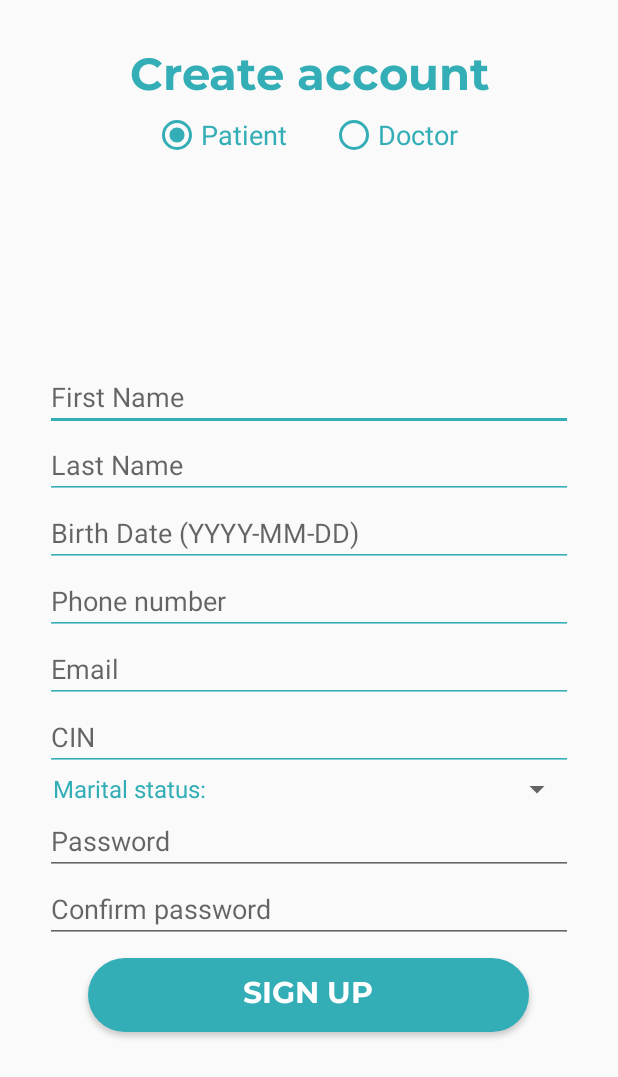
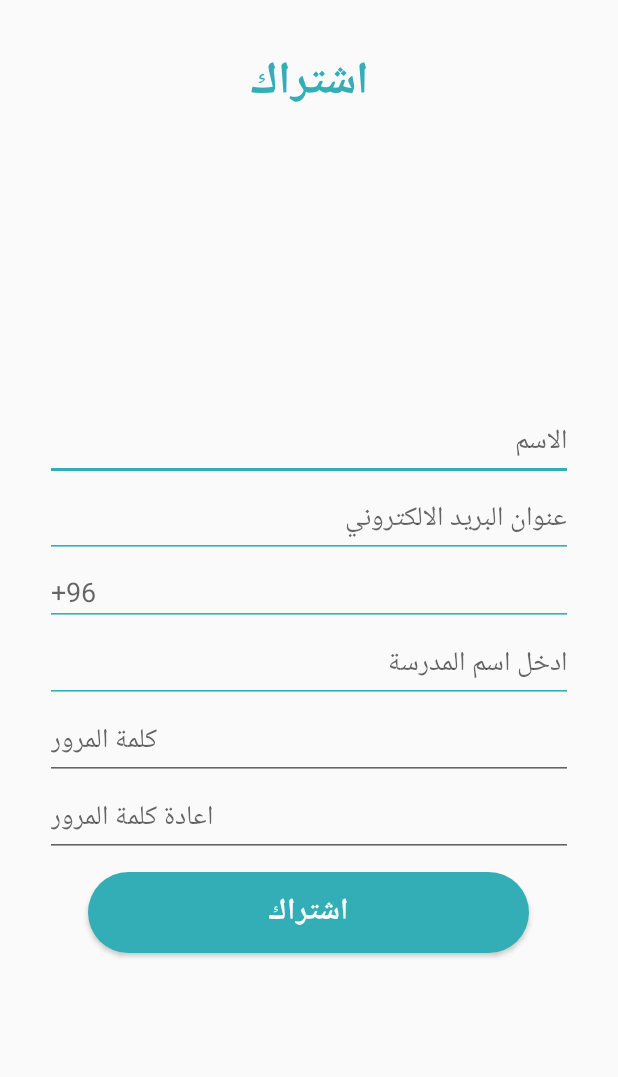
Before and after one commit to Nadoabdelaziz/HealthCareApp, an Android app: the CreateAccount screen opened directly, with no data from a screen before it, on a phone screen of 412 x 824 dp. Shown: the top 1077 px of the screen. Run offline under Robolectric (Android 15) with nearby library versions, the phone set to English and light mode, and no system bars; our stand-ins replace Firebase (no records; nobody signed in at launch, a user with empty details on screens opened directly); 2 statements that could not run were skipped.

Commit message:
layout login/register done

```diff
--- a/app/src/main/AndroidManifest.xml
+++ b/app/src/main/AndroidManifest.xml
@@ -17,9 +17,12 @@
         android:supportsRtl="true"
         android:theme="@style/AppTheme">
         <activity
+            android:name=".Pre_Login_Activity"
+            android:exported="false" />
+        <activity
             android:name=".DoctorUI.MyPatientMedicalFolderActivity"
             android:label="@string/title_activity_my_patient_medical_folder"
-            android:theme="@style/AppTheme.NoActionBar"></activity>
+            android:theme="@style/AppTheme.NoActionBar" />
         <activity android:name=".DoctorsBySpecialityActivity" />
         <activity
             android:name=".DoctorUI.DoctorAppointments"
--- a/app/src/main/java/com/example/healthcare/MainActivity.java
+++ b/app/src/main/java/com/example/healthcare/MainActivity.java
@@ -83,7 +83,8 @@ public class MainActivity extends AppCompatActivity {
                 @Override
                 public void onComplete(@NonNull Task<AuthResult> task) {
                     if (task.isSuccessful()) {
-                        ref = FirebaseDatabase.getInstance().getReference("Doctors");
+                        ref = FirebaseDatabase.getInstance().getReference("Teachers");
+//                        ref = FirebaseDatabase.getInstance().getReference("Doctors");
                         ref.addValueEventListener(new ValueEventListener() {
                             @Override
                             public void onDataChange(@NonNull DataSnapshot dataSnapshot) {
--- a/app/src/main/java/com/example/healthcare/SplashActivity.java
+++ b/app/src/main/java/com/example/healthcare/SplashActivity.java
@@ -16,7 +16,7 @@ public class SplashActivity extends AppCompatActivity {
         new Handler().postDelayed(new Runnable() {
             @Override
             public void run() {
-                Intent homeIntent = new Intent(SplashActivity.this, MainActivity.class);
+                Intent homeIntent = new Intent(SplashActivity.this, Pre_Login_Activity.class);
                 startActivity(homeIntent);
                 finish();
             }
--- /dev/null
+++ b/app/src/main/java/com/example/healthcare/models/Admin.java
@@ -0,0 +1,4 @@
+package com.example.healthcare.models;
+
+public class Admin {
+}
--- /dev/null
+++ b/app/src/main/java/com/example/healthcare/models/HealthPrompt.java
@@ -0,0 +1,4 @@
+package com.example.healthcare.models;
+
+public class HealthPrompt {
+}
--- a/app/src/main/res/layout/activity_create_account.xml
+++ b/app/src/main/res/layout/activity_create_account.xml
@@ -13,7 +13,7 @@
         android:layout_marginTop="30dp"
         android:fontFamily="@font/montserrat_bold"
         android:gravity="center"
-        android:text="Create account"
+        android:text="اشتراك"
         android:textColor="#33aeb6"
         android:textSize="30sp" />
     <RadioGroup
@@ -33,7 +33,8 @@
             android:textColor="#33aeb6"
             android:textSize="18sp"
             android:checked="true"
-            android:onClick="patientRegistration"
+            android:visibility="gone"
+        android:onClick="patientRegistration"
             />
 
         <RadioButton
@@ -45,7 +46,8 @@
             android:text="Doctor"
             android:textColor="#33aeb6"
             android:textSize="18sp"
-            android:onClick="doctorRegistration"/>
+            android:visibility="gone"
+        android:onClick="doctorRegistration"/>
     </RadioGroup>
 
 
@@ -65,8 +67,26 @@
             android:layout_width="match_parent"
             android:layout_height="wrap_content"
             android:ems="10"
-            android:hint="First Name"
+            android:hint="الاسم"
             android:inputType="textCapSentences"
+            android:backgroundTint="#33aeb6"/>
+
+        <EditText
+            android:id="@+id/patientEmail"
+            android:layout_width="match_parent"
+            android:layout_height="wrap_content"
+            android:ems="10"
+            android:hint="عنوان البريد الالكتروني"
+            android:inputType="textEmailAddress"
+            android:backgroundTint="#33aeb6"/>
+
+        <EditText
+            android:id="@+id/patientPhoneNumber"
+            android:layout_width="match_parent"
+            android:layout_height="wrap_content"
+            android:ems="10"
+            android:hint="+96"
+            android:inputType="phone"
             android:backgroundTint="#33aeb6"/>
 
         <EditText
@@ -74,7 +94,7 @@
             android:layout_width="match_parent"
             android:layout_height="wrap_content"
             android:ems="10"
-            android:hint="Last Name"
+            android:hint="ادخل اسم المدرسة"
             android:inputType="textCapSentences"
             android:backgroundTint="#33aeb6"/>
 
@@ -85,25 +105,12 @@
             android:ems="10"
             android:hint="Birth Date (YYYY-MM-DD)"
             android:backgroundTint="#33aeb6"
-           />
+            android:visibility="gone"
+            />
 
-        <EditText
-            android:id="@+id/patientPhoneNumber"
-            android:layout_width="match_parent"
-            android:layout_height="wrap_content"
-            android:ems="10"
-            android:hint="Phone number"
-            android:inputType="phone"
-            android:backgroundTint="#33aeb6"/>
 
-        <EditText
-            android:id="@+id/patientEmail"
-            android:layout_width="match_parent"
-            android:layout_height="wrap_content"
-            android:ems="10"
-            android:hint="Email"
-            android:inputType="textEmailAddress"
-            android:backgroundTint="#33aeb6"/>
+
+
 
         <EditText
             android:id="@+id/patientCIN"
@@ -111,6 +118,7 @@
             android:layout_height="wrap_content"
             android:ems="10"
             android:hint="CIN"
+            android:visibility="gone"
             android:inputType="textCapSentences"
             android:backgroundTint="#33aeb6"/>
 
@@ -126,6 +134,7 @@
                 android:layout_weight="1"
                 android:gravity="center_vertical"
                 android:text="Marital status:"
+                android:visibility="gone"
                 android:textColor="#33aeb6"
                 android:textSize="16sp" />
 
@@ -133,6 +142,7 @@
                 android:id="@+id/maritalStatus"
                 android:layout_width="match_parent"
                 android:layout_height="match_parent"
+                android:visibility="gone"
                 android:layout_weight="1" />
         </LinearLayout>
 
@@ -141,7 +151,7 @@
             android:layout_width="match_parent"
             android:layout_height="wrap_content"
             android:ems="10"
-            android:hint="Password"
+            android:hint="كلمة المرور"
             android:inputType="textPassword"
             />
 
@@ -150,7 +160,7 @@
             android:layout_width="match_parent"
             android:layout_height="wrap_content"
             android:ems="10"
-            android:hint="Confirm password"
+            android:hint="اعادة كلمة المرور "
             android:inputType="textPassword" />
 
         <Button
@@ -162,7 +172,7 @@
             android:background="@drawable/custombutton"
             android:fontFamily="@font/montserrat_bold"
             android:padding="10dp"
-            android:text="Sign Up"
+            android:text="اشتراك"
             android:onClick="signUpPatient"
             android:textColor="#FFFFFF"
             android:textSize="20sp" />
```
Also changed, not shown: app/src/main/java/com/example/healthcare/CreateAccount.java (+92 -3 lines), app/src/main/java/com/example/healthcare/Pre_Login_Activity.java (added, +38 -0 lines), app/src/main/java/com/example/healthcare/models/Teacher.java (added, +86 -0 lines), app/src/main/res/layout/activity_main.xml (+15 -16 lines), app/src/main/res/layout/activity_pre_login.xml (added, +41 -0 lines), app/src/main/res/layout/activity_splash.xml (+3 -4 lines), app/src/main/res/drawable/login_logo.png (added), app/src/main/res/drawable/loginkids.png (added), app/src/main/res/drawable/nlogo.png (added).
